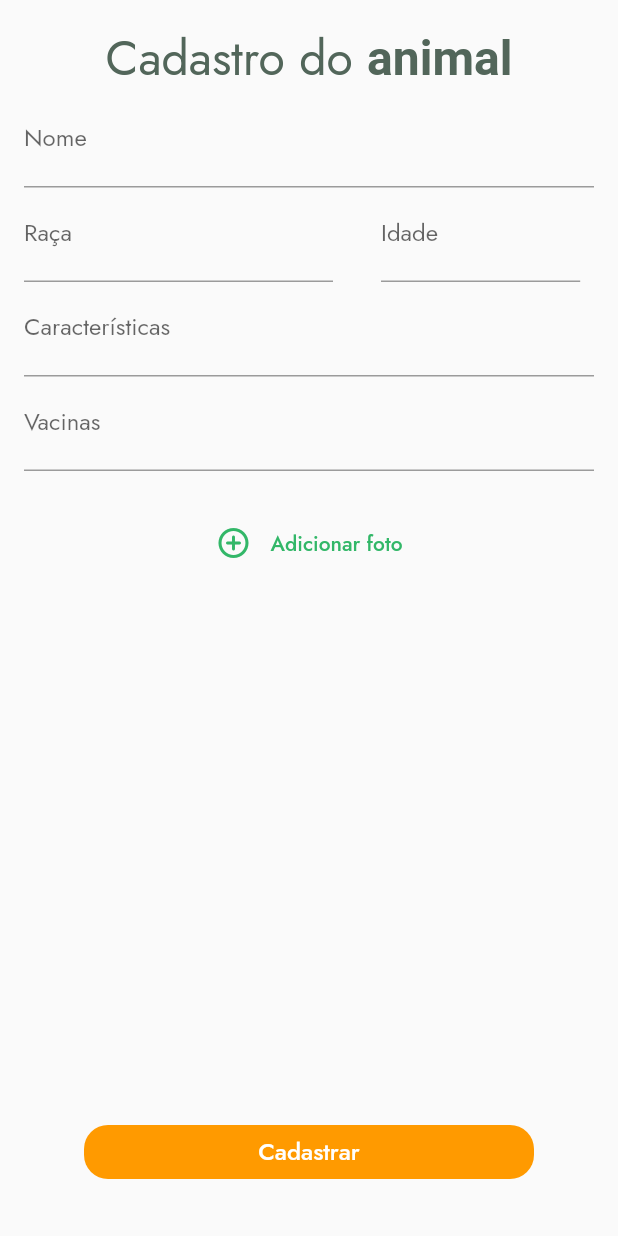
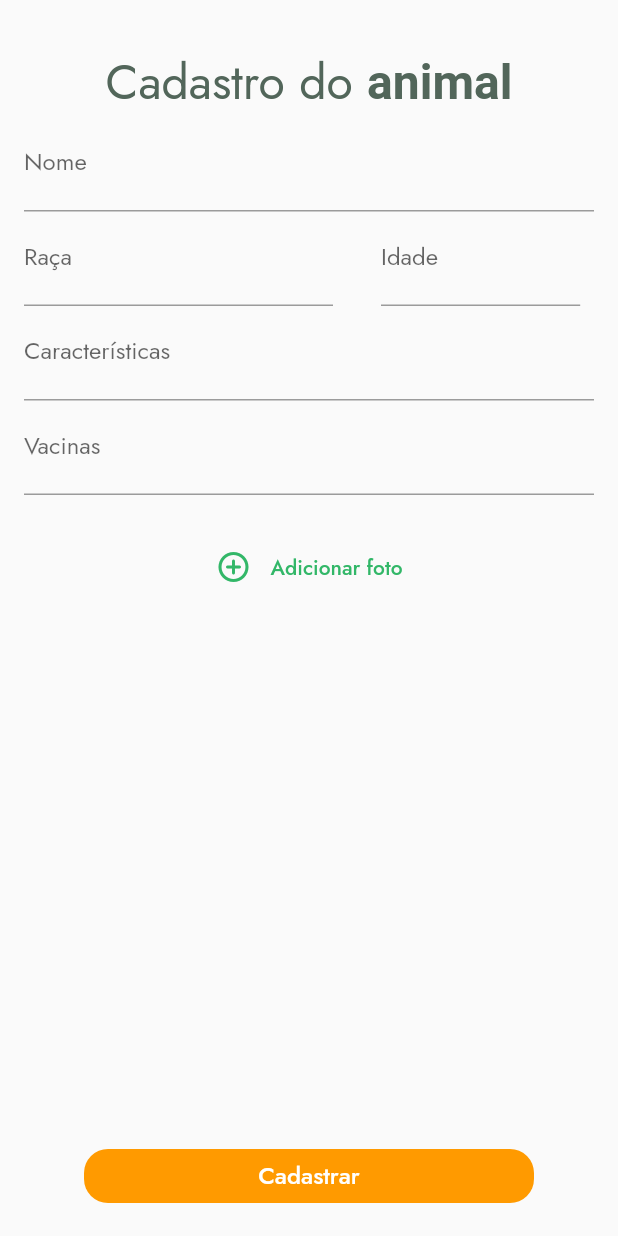
Before and after one commit to mariacarolinaj/adote_um_amigo, a Flutter app: the CadastroAnimalPage screen opened by its route, on a phone screen of 412 x 824 dp. Run offline on Flutter 3.47's test engine with Material 2 defaults, Android fonts, the phone set to English and light mode, and no system bars; our stand-ins replace carousel_slider, image_picker.

Commit message:
Ajusta o padding geral da página

```diff
--- a/lib/app/cadastro-animal/cadastro-animal_page.dart
+++ b/lib/app/cadastro-animal/cadastro-animal_page.dart
@@ -26,7 +26,7 @@ class CadastroAnimalPageState extends State<CadastroAnimalPage> {
     return Scaffold(
       resizeToAvoidBottomInset: false,
       body: Padding(
-        padding: const EdgeInsets.all(16),
+        padding: const EdgeInsets.only(top: 32, left: 16, right: 16),
         child: CustomScrollView(
           slivers: [
             SliverFillRemaining(
```
